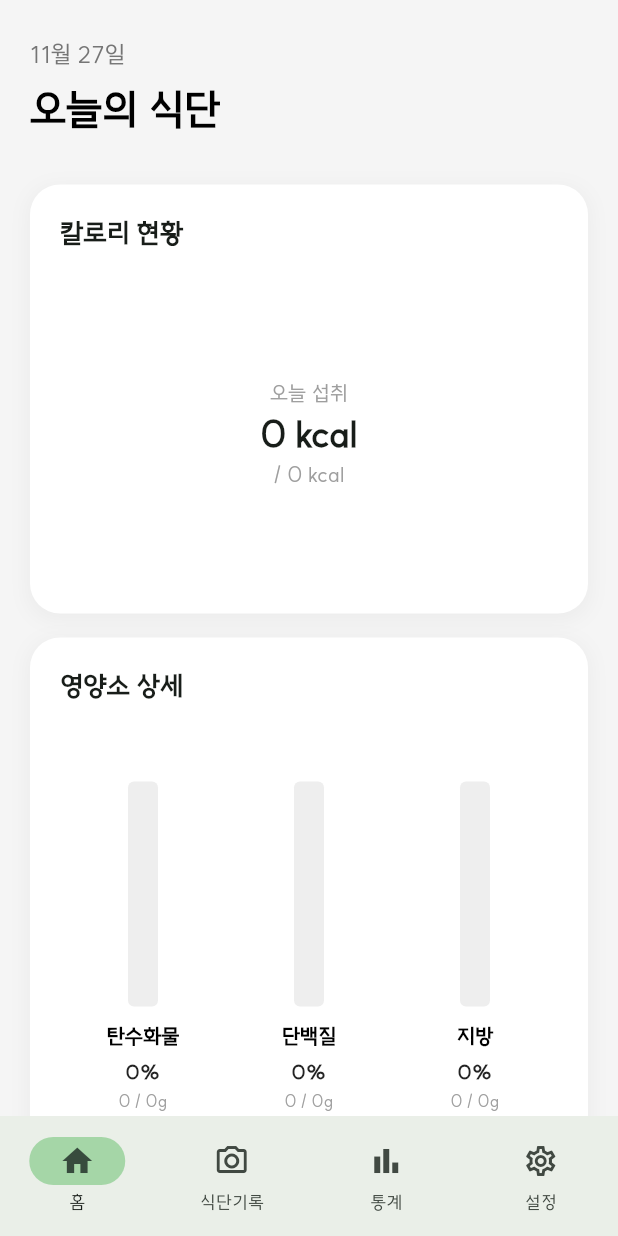
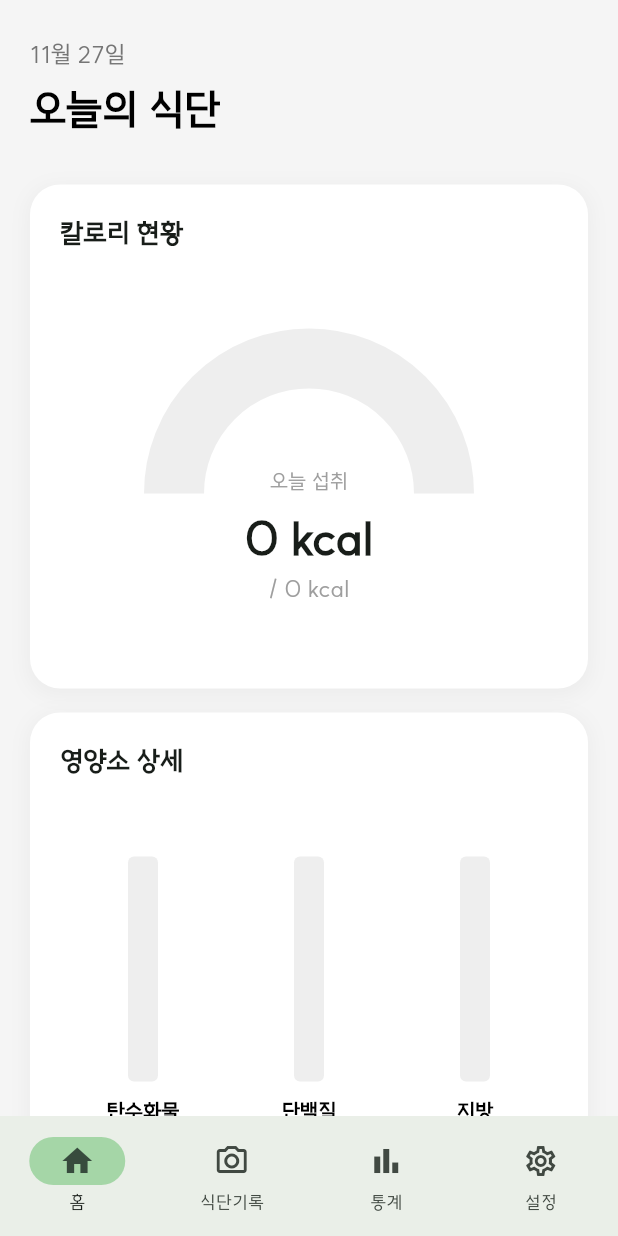
Before and after one commit to jungminmobile/Iwantfirst, a Flutter app: the screen it shows once a user with an empty profile is signed in, on a phone screen of 412 x 824 dp. Run offline on Flutter 3.47's test engine with Material 3 defaults, Android fonts, the phone set to English and light mode, and no system bars; drawn by our look-alikes of fl_chart; our stand-ins replace cloud_firestore, firebase_auth, firebase_core, focus_detector, google_generative_ai, image_picker and 2 more; accounts and stored records are empty.

Commit message:
홈 화면 메인 차트 디자인 변경

```diff
--- a/lib/widgets/calorie_chart.dart
+++ b/lib/widgets/calorie_chart.dart
@@ -9,57 +9,109 @@ class CalorieChart extends StatelessWidget {
 
   @override
   Widget build(BuildContext context) {
-    // 남은 칼로리 계산 (음수가 되지 않도록 처리)
-    final double remaining = (target - current).clamp(0, target);
+    double percentage = (target == 0) ? 0 : current / target;
 
-    return SizedBox(
-      height: 200,
+    // [수정 1] 상단 여백 추가: '칼로리 현황' 텍스트와 겹치지 않도록 Padding으로 감쌌습니다.
+    return Padding(
+      padding: const EdgeInsets.only(top: 30.0),
+      child: SizedBox(
+        // [수정 2] 높이 증가: 그래프 전체 크기를 키우기 위해 높이를 늘렸습니다. (150 -> 220)
+        height: 220,
         child: Stack(
+          alignment: Alignment.bottomCenter,
           children: [
             PieChart(
               PieChartData(
-              startDegreeOffset: 270, // 12시 방향부터 시작
+                startDegreeOffset: 180,
+                pieTouchData: PieTouchData(enabled: false),
+                // [수정 3] 중앙 공간 조절: 그래프가 두꺼워진 만큼 중앙 빈 공간을 살짝 줄였습니다. (80 -> 70)
+                centerSpaceRadius: 70,
                 sectionsSpace: 0,
-              centerSpaceRadius: 70, // 도넛 모양으로 만들기 위해 중앙 비우기
                 sections: [
-                // 섭취한 칼로리 (색상 표시)
+                  // 1. 섭취량 섹션
                   PieChartSectionData(
-                  color: Colors.blueAccent,
-                  value: current,
-                  title: '',
-                  radius: 20,
+                    value: _getChartValue(percentage),
+                    color: Colors.transparent,
+                    // [수정 4] 두께 증가: radius 값을 키워 그래프를 두껍게 만들었습니다. (25 -> 40)
+                    radius: 40,
+                    showTitle: false,
+                    gradient: _getDynamicGradient(percentage),
+                  ),
+                  // 2. 남은 목표 섹션
+                  PieChartSectionData(
+                    value: _getRemainingValue(percentage),
+                    color: Colors.grey[200],
+                    // [수정 4] 두께 증가: (25 -> 40)
+                    radius: 40,
                     showTitle: false,
                   ),
-                // 남은 칼로리 (회색 표시)
+                  // 3. 투명 섹션 (반원 만들기용)
                   PieChartSectionData(
-                  color: Colors.grey[200],
-                  value: remaining,
-                  title: '',
-                  radius: 20,
+                    value: 100,
+                    color: Colors.transparent,
+                    // [수정 4] 두께 증가: (25 -> 40)
+                    radius: 40,
                     showTitle: false,
                   ),
                 ],
               ),
             ),
-          // 그래프 중앙에 텍스트 표시
-          Center(
+
+            // 중앙 텍스트
+            Padding(
+              // [수정 5] 텍스트 위치 조정: 그래프가 커진 만큼 텍스트 위치도 아래로 조정했습니다.
+              padding: const EdgeInsets.only(bottom: 35),
               child: Column(
                 mainAxisSize: MainAxisSize.min,
                 children: [
-                const Text('오늘 섭취', style: TextStyle(fontSize: 14, color: Colors.grey)),
+                  const Text(
+                    '오늘 섭취',
+                    style: TextStyle(fontSize: 14, color: Colors.grey),
+                  ),
+                  const SizedBox(height: 4),
                   Text(
                     '${current.toInt()} kcal',
-                  style: const TextStyle(fontSize: 24, fontWeight: FontWeight.bold),
+                    // [수정 6] 폰트 크기 증가: 그래프에 맞춰 글씨도 키웠습니다.
+                    style: const TextStyle(
+                      fontSize: 32,
+                      fontWeight: FontWeight.bold,
+                    ),
                   ),
                   Text(
                     '/ ${target.toInt()} kcal',
-                  style: const TextStyle(fontSize: 14, color: Colors.grey),
+                    style: const TextStyle(fontSize: 16, color: Colors.grey),
                   ),
                 ],
               ),
             ),
           ],
         ),
+      ),
+    );
+  }
+
+  // (아래 메서드들은 기존과 동일합니다)
+  double _getChartValue(double percentage) {
+    if (percentage > 1.0) return 100.0;
+    return percentage * 100;
+  }
+
+  double _getRemainingValue(double percentage) {
+    if (percentage > 1.0) return 0.0;
+    return 100 - (percentage * 100);
+  }
+
+  Gradient _getDynamicGradient(double percentage) {
+    List<Color> colors;
+    if (percentage <= 1.0) {
+      colors = [const Color(0xFF33CCFF), const Color(0xFF33CC00)];
+    } else {
+      colors = [const Color(0xFF33CC00), Colors.red];
+    }
+    return LinearGradient(
+      colors: colors,
+      begin: Alignment.centerLeft,
+      end: Alignment.centerRight,
     );
   }
 }
```
Lines whose indentation alone changed are shown as unchanged.
